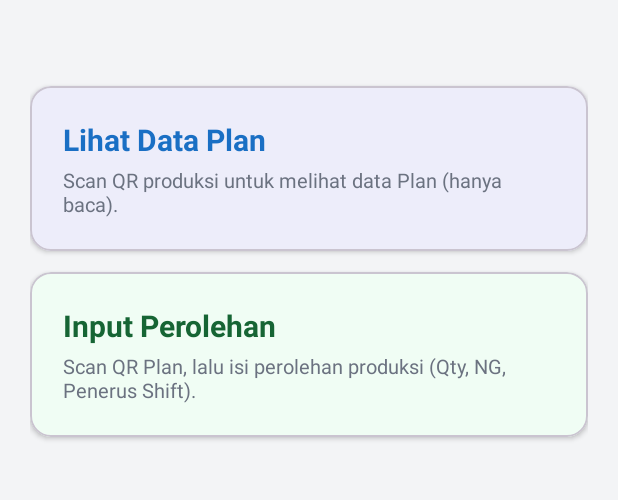
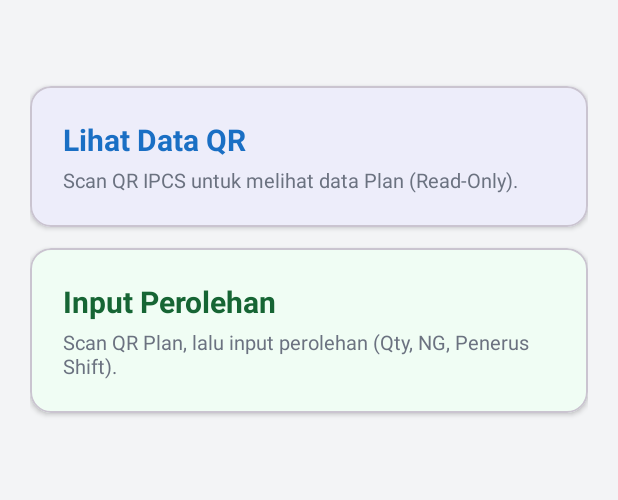
Before and after one commit to mufarizx/lotcard-scanner, an Android app: the layout activity_main.xml on its own in the app's theme, with its tools: preview values and no code run, on a phone screen of 412 x 824 dp, the part 210-710 px from its top. Run offline under Robolectric (Android 15) with nearby library versions, the phone set to English and light mode, and no system bars.

Commit message:
Update text in activity_main.xml for QR scanning

```diff
--- a/app/src/main/res/layout/activity_main.xml
+++ b/app/src/main/res/layout/activity_main.xml
@@ -60,7 +60,7 @@
                     <TextView
                         android:layout_width="wrap_content"
                         android:layout_height="wrap_content"
-                        android:text="Lihat Data Plan"
+                        android:text="Lihat Data QR"
                         android:textColor="@color/brand"
                         android:textSize="20sp"
                         android:textStyle="bold" />
@@ -69,7 +69,7 @@
                         android:layout_width="wrap_content"
                         android:layout_height="wrap_content"
                         android:layout_marginTop="4dp"
-                        android:text="Scan QR produksi untuk melihat data Plan (hanya baca)."
+                        android:text="Scan QR IPCS untuk melihat data Plan (Read-Only)."
                         android:textColor="@color/text_sm"
                         android:textSize="13sp" />
                 </LinearLayout>
@@ -104,7 +104,7 @@
                         android:layout_width="wrap_content"
                         android:layout_height="wrap_content"
                         android:layout_marginTop="4dp"
-                        android:text="Scan QR Plan, lalu isi perolehan produksi (Qty, NG, Penerus Shift)."
+                        android:text="Scan QR Plan, lalu input perolehan (Qty, NG, Penerus Shift)."
                         android:textColor="@color/text_sm"
                         android:textSize="13sp" />
                 </LinearLayout>
```
